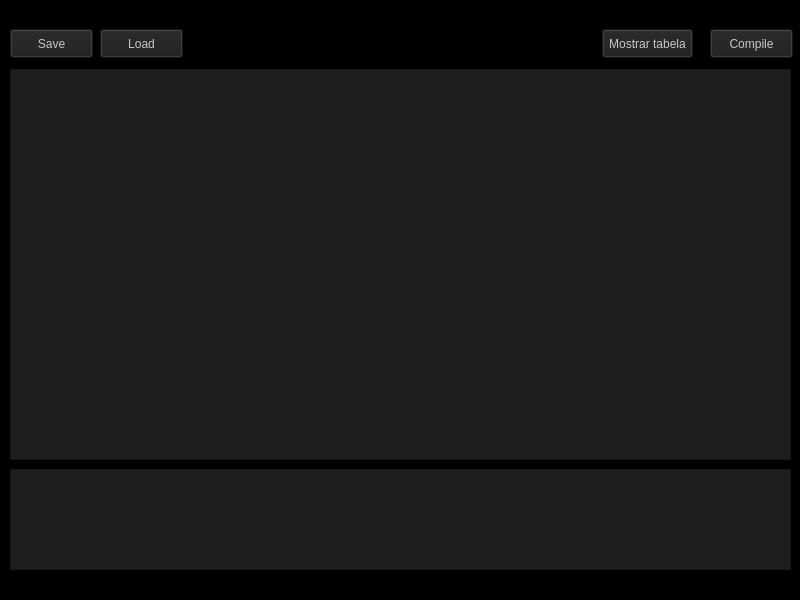
Before: the Qt Designer form QTCompiler/compiler.ui in JoaoBoemer/QtGalsCompiller, drawn with Qt 5.
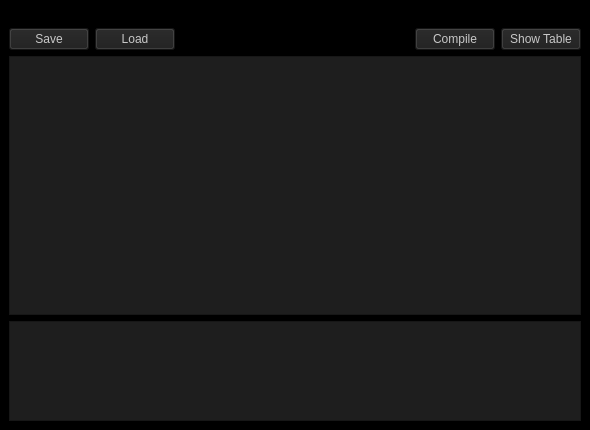
After: the same form once the commit is applied.

Patch:
```diff
--- a/QTCompiler/compiler.ui
+++ b/QTCompiler/compiler.ui
@@ -6,8 +6,8 @@
    <rect>
     <x>0</x>
     <y>0</y>
-    <width>800</width>
-    <height>600</height>
+    <width>590</width>
+    <height>430</height>
    </rect>
   </property>
   <property name="windowTitle">
@@ -17,31 +17,14 @@
    <string notr="true">background-color: rgb(0, 0, 0);</string>
   </property>
   <widget class="QWidget" name="centralwidget">
-   <widget class="QPushButton" name="btnSave">
-    <property name="geometry">
-     <rect>
-      <x>10</x>
-      <y>10</y>
-      <width>83</width>
-      <height>29</height>
-     </rect>
-    </property>
-    <property name="styleSheet">
-     <string notr="true">background-color: rgb(30, 30, 30);
-color: rgb(200, 200, 200);</string>
-    </property>
-    <property name="text">
-     <string>Save</string>
-    </property>
-   </widget>
+   <layout class="QGridLayout" name="gridLayout">
+    <item row="0" column="1">
    <widget class="QPushButton" name="btnLoad">
-    <property name="geometry">
-     <rect>
-      <x>100</x>
-      <y>10</y>
-      <width>83</width>
-      <height>29</height>
-     </rect>
+      <property name="sizePolicy">
+       <sizepolicy hsizetype="Fixed" vsizetype="Fixed">
+        <horstretch>0</horstretch>
+        <verstretch>0</verstretch>
+       </sizepolicy>
     </property>
     <property name="styleSheet">
      <string notr="true">background-color: rgb(30, 30, 30);
@@ -51,14 +34,14 @@
      <string>Load</string>
     </property>
    </widget>
+    </item>
+    <item row="0" column="3">
    <widget class="QPushButton" name="btnCompile">
-    <property name="geometry">
-     <rect>
-      <x>710</x>
-      <y>10</y>
-      <width>83</width>
-      <height>29</height>
-     </rect>
+      <property name="sizePolicy">
+       <sizepolicy hsizetype="Fixed" vsizetype="Fixed">
+        <horstretch>0</horstretch>
+        <verstretch>0</verstretch>
+       </sizepolicy>
     </property>
     <property name="styleSheet">
      <string notr="true">background-color: rgb(30, 30, 30);
@@ -68,14 +51,31 @@
      <string>Compile</string>
     </property>
    </widget>
+    </item>
+    <item row="0" column="4">
+     <widget class="QPushButton" name="btnTabela">
+      <property name="sizePolicy">
+       <sizepolicy hsizetype="Fixed" vsizetype="Fixed">
+        <horstretch>0</horstretch>
+        <verstretch>0</verstretch>
+       </sizepolicy>
+      </property>
+      <property name="styleSheet">
+       <string notr="true">background-color: rgb(30, 30, 30);
+color: rgb(200, 200, 200);</string>
+      </property>
+      <property name="text">
+       <string>Show Table</string>
+      </property>
+     </widget>
+    </item>
+    <item row="4" column="0" colspan="5">
    <widget class="QTextEdit" name="txtCode">
-    <property name="geometry">
-     <rect>
-      <x>10</x>
-      <y>50</y>
-      <width>781</width>
-      <height>391</height>
-     </rect>
+      <property name="sizePolicy">
+       <sizepolicy hsizetype="Expanding" vsizetype="Expanding">
+        <horstretch>0</horstretch>
+        <verstretch>0</verstretch>
+       </sizepolicy>
     </property>
     <property name="font">
      <font>
@@ -98,14 +98,37 @@
 &lt;p style=&quot;-qt-paragraph-type:empty; margin-top:0px; margin-bottom:0px; margin-left:0px; margin-right:0px; -qt-block-indent:0; text-indent:0px;&quot;&gt;&lt;br /&gt;&lt;/p&gt;&lt;/body&gt;&lt;/html&gt;</string>
     </property>
    </widget>
+    </item>
+    <item row="0" column="0">
+     <widget class="QPushButton" name="btnSave">
+      <property name="sizePolicy">
+       <sizepolicy hsizetype="Fixed" vsizetype="Fixed">
+        <horstretch>0</horstretch>
+        <verstretch>0</verstretch>
+       </sizepolicy>
+      </property>
+      <property name="styleSheet">
+       <string notr="true">background-color: rgb(30, 30, 30);
+color: rgb(200, 200, 200);</string>
+      </property>
+      <property name="text">
+       <string>Save</string>
+      </property>
+     </widget>
+    </item>
+    <item row="6" column="0" colspan="5">
    <widget class="QTextEdit" name="txtResult">
-    <property name="geometry">
-     <rect>
-      <x>10</x>
-      <y>450</y>
-      <width>781</width>
-      <height>101</height>
-     </rect>
+      <property name="sizePolicy">
+       <sizepolicy hsizetype="Expanding" vsizetype="Preferred">
+        <horstretch>0</horstretch>
+        <verstretch>0</verstretch>
+       </sizepolicy>
+      </property>
+      <property name="maximumSize">
+       <size>
+        <width>16777215</width>
+        <height>100</height>
+       </size>
     </property>
     <property name="styleSheet">
      <string notr="true">color: rgb(255, 255, 255);
@@ -125,30 +148,15 @@
 &lt;p style=&quot;-qt-paragraph-type:empty; margin-top:0px; margin-bottom:0px; margin-left:0px; margin-right:0px; -qt-block-indent:0; text-indent:0px; font-family:'Arial'; font-size:12pt; color:#ffffff;&quot;&gt;&lt;br /&gt;&lt;/p&gt;&lt;/body&gt;&lt;/html&gt;</string>
     </property>
    </widget>
-   <widget class="QPushButton" name="btnTabela">
-    <property name="geometry">
-     <rect>
-      <x>602</x>
-      <y>10</y>
-      <width>91</width>
-      <height>29</height>
-     </rect>
-    </property>
-    <property name="styleSheet">
-     <string notr="true">background-color: rgb(30, 30, 30);
-color: rgb(200, 200, 200);</string>
-    </property>
-    <property name="text">
-     <string>Mostrar tabela</string>
-    </property>
-   </widget>
+    </item>
+   </layout>
   </widget>
   <widget class="QMenuBar" name="menubar">
    <property name="geometry">
     <rect>
      <x>0</x>
      <y>0</y>
-     <width>800</width>
+     <width>590</width>
      <height>21</height>
     </rect>
    </property>
```
Lines whose indentation alone changed are shown as unchanged.
